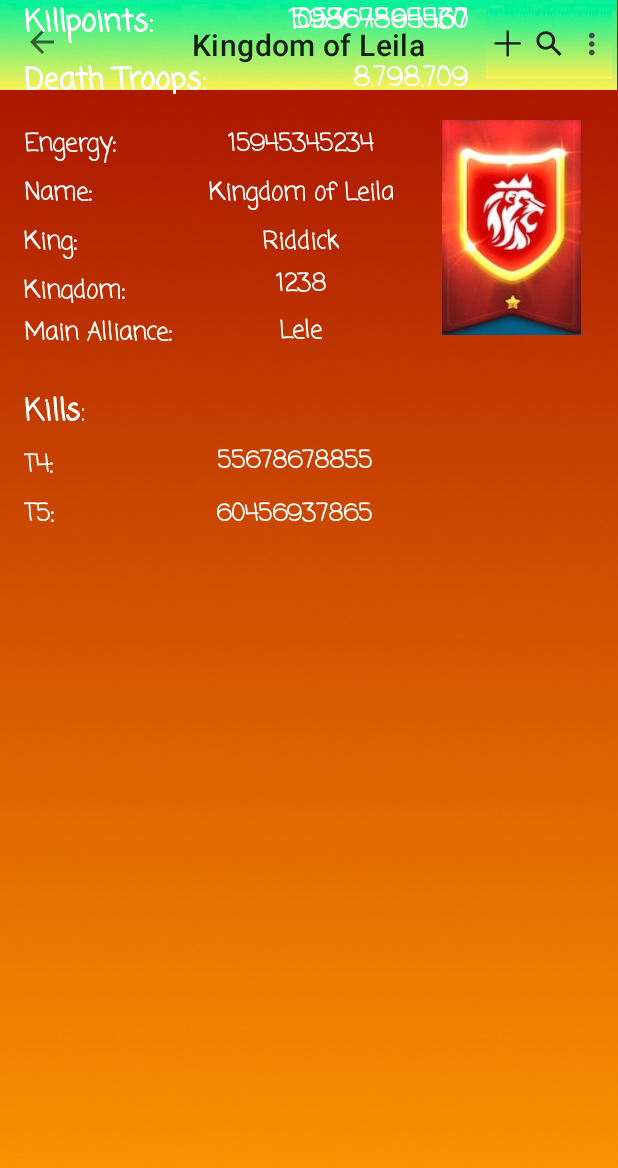
After one commit to NicoleRoehm/DataofRoK2, an Android app: the layout fragment_profil_kingdom.xml on its own in the app's theme, with its tools: preview values and no code run, on a phone screen of 412 x 824 dp. The commit adds this screen. Shown: the top 1168 px of the screen. Run offline under Robolectric (Android 15) with nearby library versions, the phone set to English and light mode, and no system bars.

Commit message:
DataofRok

```diff
--- a/app/src/main/java/com/example/dataofRoK/data/model/Kingdoms.kt
+++ b/app/src/main/java/com/example/dataofRoK/data/model/Kingdoms.kt
@@ -1,3 +1,5 @@
 package com.example.dataofRoK.data.model
 
-data class Kingdoms (val name : String, val number : Int)
+data class Kingdoms (val name : String, val number : Int, val kills: Long, val killpoints: Long,
+                     val tFourkills: Long, val tFivekills: Long, val energyKd: Long,
+                     val deathKd: Long, val kingname: String, val mainAlliance: String)
--- /dev/null
+++ b/app/src/main/java/com/example/dataofRoK/ui/ProfilKingdomFragment.kt
@@ -0,0 +1,6 @@
+package com.example.dataofRoK.ui
+
+import androidx.fragment.app.Fragment
+
+class ProfilKingdomFragment : Fragment() {
+}
--- /dev/null
+++ b/app/src/main/res/layout/fragment_profil_kingdom.xml
@@ -0,0 +1,393 @@
+<?xml version="1.0" encoding="utf-8"?>
+<androidx.constraintlayout.widget.ConstraintLayout xmlns:android="http://schemas.android.com/apk/res/android"
+    xmlns:app="http://schemas.android.com/apk/res-auto"
+    xmlns:tools="http://schemas.android.com/tools"
+    android:layout_width="match_parent"
+    android:layout_height="match_parent"
+    android:background="@drawable/backround">
+
+    <TextView
+        android:id="@+id/profil_fragment_kingdom_energy"
+        android:layout_width="wrap_content"
+        android:layout_height="wrap_content"
+        android:fontFamily="casual"
+        android:textColor="#FFFFFF"
+        android:textSize="16sp"
+        android:textStyle="bold"
+        app:layout_constraintBottom_toBottomOf="@+id/profil_fragment_kingdom_energy_text"
+        app:layout_constraintEnd_toEndOf="@+id/profil_fragment_kingdom_name"
+        app:layout_constraintStart_toStartOf="@+id/profil_fragment_kingdom_name"
+        app:layout_constraintTop_toTopOf="@+id/profil_fragment_kingdom_energy_text"
+        tools:text="Riddick" />
+
+    <TextView
+        android:id="@+id/profil_fragment_kingdom_energy_text"
+        android:layout_width="wrap_content"
+        android:layout_height="wrap_content"
+        android:layout_marginTop="8dp"
+        android:fontFamily="casual"
+        android:text="King:"
+        android:textColor="#FFFFFF"
+        android:textSize="16sp"
+        android:textStyle="bold"
+        app:layout_constraintEnd_toEndOf="@+id/profil_fragment_kingdom_text_name"
+        app:layout_constraintHorizontal_bias="0.0"
+        app:layout_constraintStart_toStartOf="@+id/profil_fragment_kingdom_text_name"
+        app:layout_constraintTop_toBottomOf="@+id/profil_fragment_kingdom_text_name" />
+
+    <TextView
+        android:id="@+id/profil_fragment_kingdom_text_name"
+        android:layout_width="0dp"
+        android:layout_height="wrap_content"
+        android:layout_marginTop="8dp"
+        android:fontFamily="casual"
+        android:text="Name:"
+        android:textColor="#FFFFFF"
+        android:textSize="16sp"
+        android:textStyle="bold"
+        app:layout_constraintEnd_toEndOf="@+id/profil_fragment_kingdom_text"
+        app:layout_constraintHorizontal_bias="0.333"
+        app:layout_constraintStart_toStartOf="@+id/profil_fragment_kingdom_text"
+        app:layout_constraintTop_toBottomOf="@+id/profil_fragment_kingdom_text" />
+
+    <TextView
+        android:id="@+id/profil_fragment_kingdom_text_killstogether"
+        android:layout_width="wrap_content"
+        android:layout_height="wrap_content"
+        android:fontFamily="casual"
+        android:text="Kills together:"
+        android:textAlignment="viewStart"
+        android:textColor="#FFFFFF"
+        android:textSize="20sp"
+        android:textStyle="bold"
+        app:layout_constraintEnd_toEndOf="@+id/profil_fragment_kingdom_text_t5kills"
+        app:layout_constraintHorizontal_bias="0.0"
+        app:layout_constraintStart_toStartOf="@+id/profil_fragment_kingdom_text_t5kills"
+        tools:layout_editor_absoluteY="372dp" />
+
+    <TextView
+        android:id="@+id/profil_fragment_kingdom_text"
+        android:layout_width="wrap_content"
+        android:layout_height="wrap_content"
+        android:layout_marginStart="16dp"
+        android:layout_marginTop="24dp"
+        android:fontFamily="casual"
+        android:text="Engergy:"
+        android:textColor="#FFFFFF"
+        android:textSize="16sp"
+        android:textStyle="bold"
+        app:layout_constraintStart_toStartOf="parent"
+        app:layout_constraintTop_toBottomOf="@+id/profil_fragment_kingdom_materialtoolbar" />
+
+    <TextView
+        android:id="@+id/profil_fragment_kingdom_totallyenergy"
+        android:layout_width="0dp"
+        android:layout_height="wrap_content"
+        android:fontFamily="casual"
+        android:textAlignment="center"
+        android:textColor="#FFFFFF"
+        android:textSize="16sp"
+        android:textStyle="bold"
+        app:layout_constraintBottom_toBottomOf="@+id/profil_fragment_kingdom_text"
+        app:layout_constraintEnd_toEndOf="@+id/profil_fragment_kingdom_name"
+        app:layout_constraintStart_toStartOf="@+id/profil_fragment_kingdom_name"
+        app:layout_constraintTop_toTopOf="@+id/profil_fragment_kingdom_text"
+        tools:text="15945345234" />
+
+    <TextView
+        android:id="@+id/profil_fragment_kingdom_T4kills"
+        android:layout_width="wrap_content"
+        android:layout_height="wrap_content"
+        android:layout_marginStart="24dp"
+        android:layout_marginEnd="100dp"
+        android:layout_marginBottom="6dp"
+        android:fontFamily="casual"
+        android:textAlignment="viewEnd"
+        android:textColor="#FFFFFF"
+        android:textSize="16sp"
+        android:textStyle="bold"
+        app:layout_constraintBottom_toBottomOf="@+id/profil_fragment_kingdom_text_t4kills"
+        app:layout_constraintEnd_toEndOf="parent"
+        app:layout_constraintStart_toEndOf="@+id/profil_fragment_kingdom_text_t4kills"
+        app:layout_constraintTop_toTopOf="@+id/profil_fragment_kingdom_text_t4kills"
+        tools:text="55678678855" />
+
+    <com.google.android.material.appbar.MaterialToolbar
+        android:id="@+id/profil_fragment_kingdom_materialtoolbar"
+        android:layout_width="411dp"
+        android:layout_height="60dp"
+        android:background="@drawable/backroundtoolbar"
+        android:minHeight="?attr/actionBarSize"
+        app:layout_constraintEnd_toEndOf="parent"
+        app:layout_constraintHorizontal_bias="0.0"
+        app:layout_constraintStart_toStartOf="parent"
+        app:layout_constraintTop_toTopOf="parent"
+        app:navigationIcon="?attr/homeAsUpIndicator"
+        app:title="Kingdom of Leila"
+        app:titleCentered="true" />
+
+    <TextView
+        android:id="@+id/profil_fragment_kingdom_killstogether"
+        android:layout_width="0dp"
+        android:layout_height="0dp"
+        android:layout_marginStart="50dp"
+        android:layout_marginEnd="100dp"
+        android:fontFamily="casual"
+        android:textAlignment="viewEnd"
+        android:textColor="#FFFFFF"
+        android:textSize="18sp"
+        android:textStyle="bold"
+        app:layout_constraintBottom_toBottomOf="@+id/profil_fragment_kingdom_text_killstogether"
+        app:layout_constraintEnd_toEndOf="parent"
+        app:layout_constraintHorizontal_bias="1.0"
+        app:layout_constraintStart_toEndOf="@+id/profil_fragment_kingdom_text_killstogether"
+        app:layout_constraintTop_toTopOf="@+id/profil_fragment_kingdom_text_killstogether"
+        app:layout_constraintVertical_bias="0.0"
+        tools:text="105367864530" />
+
+    <TextView
+        android:id="@+id/profil_fragment_kingdom_text_t5kills"
+        android:layout_width="0dp"
+        android:layout_height="wrap_content"
+        android:layout_marginTop="8dp"
+        android:fontFamily="casual"
+        android:text="T5:"
+        android:textColor="#FFFFFF"
+        android:textSize="16sp"
+        android:textStyle="bold"
+        app:layout_constraintEnd_toEndOf="@+id/profil_fragment_kingdom_text_t4kills"
+        app:layout_constraintStart_toStartOf="@+id/profil_fragment_kingdom_text_t4kills"
+        app:layout_constraintTop_toBottomOf="@+id/profil_fragment_kingdom_text_t4kills" />
+
+    <TextView
+        android:id="@+id/profil_fragment_kingdom_text_alliance"
+        android:layout_width="0dp"
+        android:layout_height="21dp"
+        android:layout_marginTop="8dp"
+        android:layout_marginEnd="8dp"
+        android:fontFamily="casual"
+        android:text="Main Alliance:"
+        android:textColor="#FFFFFF"
+        android:textSize="16sp"
+        android:textStyle="bold"
+        app:layout_constraintBottom_toBottomOf="@+id/profil_fragment_kingdom_image"
+        app:layout_constraintEnd_toStartOf="@+id/profil_fragment_kingdom_alliance"
+        app:layout_constraintHorizontal_bias="0.0"
+        app:layout_constraintStart_toStartOf="@+id/Profil_fragment_kingdom_text_kingdom"
+        app:layout_constraintTop_toBottomOf="@+id/Profil_fragment_kingdom_text_kingdom"
+        app:layout_constraintVertical_bias="0.0" />
+
+    <TextView
+        android:id="@+id/profil_fragment_kingdom_text_t4kills"
+        android:layout_width="0dp"
+        android:layout_height="wrap_content"
+        android:layout_marginTop="8dp"
+        android:fontFamily="casual"
+        android:text="T4:"
+        android:textColor="#FFFFFF"
+        android:textSize="16sp"
+        android:textStyle="bold"
+        app:layout_constraintEnd_toEndOf="@+id/profil_fragment_kingdom_text_kills"
+        app:layout_constraintHorizontal_bias="0.0"
+        app:layout_constraintStart_toStartOf="@+id/profil_fragment_kingdom_text_kills"
+        app:layout_constraintTop_toBottomOf="@+id/profil_fragment_kingdom_text_kills" />
+
+    <TextView
+        android:id="@+id/profil_fragment_kingdom_alliance"
+        android:layout_width="wrap_content"
+        android:layout_height="wrap_content"
+        android:fontFamily="casual"
+        android:textColor="#FFFFFF"
+        android:textSize="16sp"
+        android:textStyle="bold"
+        app:layout_constraintBottom_toBottomOf="@+id/profil_fragment_kingdom_text_alliance"
+        app:layout_constraintEnd_toEndOf="@+id/profil_fragment_kingdom_kingdom"
+        app:layout_constraintStart_toStartOf="@+id/profil_fragment_kingdom_kingdom"
+        app:layout_constraintTop_toTopOf="@+id/profil_fragment_kingdom_text_alliance"
+        tools:text="Lele" />
+
+    <ImageButton
+        android:id="@+id/profil_fragment_kingdom_trailling_button"
+        android:layout_width="28dp"
+        android:layout_height="47dp"
+        android:layout_marginTop="8dp"
+        android:layout_marginEnd="4dp"
+        android:layout_marginBottom="8dp"
+        android:background="@drawable/backroundtoolbar"
+        app:layout_constraintBottom_toBottomOf="@+id/profil_fragment_kingdom_materialtoolbar"
+        app:layout_constraintEnd_toEndOf="parent"
+        app:layout_constraintTop_toTopOf="parent"
+        app:layout_constraintVertical_bias="0.8"
+        app:srcCompat="@drawable/trailing_icon"
+        tools:ignore="SpeakableTextPresentCheck,TouchTargetSizeCheck" />
+
+    <TextView
+        android:id="@+id/profil_fragment_kingdom_kingdom"
+        android:layout_width="wrap_content"
+        android:layout_height="wrap_content"
+        android:fontFamily="casual"
+        android:textColor="#FFFFFF"
+        android:textSize="16sp"
+        android:textStyle="bold"
+        app:layout_constraintBottom_toBottomOf="@+id/Profil_fragment_kingdom_text_kingdom"
+        app:layout_constraintEnd_toEndOf="@+id/profil_fragment_kingdom_energy"
+        app:layout_constraintStart_toStartOf="@+id/profil_fragment_kingdom_energy"
+        app:layout_constraintTop_toTopOf="@+id/Profil_fragment_kingdom_text_kingdom"
+        app:layout_constraintVertical_bias="1.0"
+        tools:text="1238" />
+
+    <TextView
+        android:id="@+id/profil_fragment_kingdom_text_kills"
+        android:layout_width="wrap_content"
+        android:layout_height="wrap_content"
+        android:layout_marginTop="28dp"
+        android:fontFamily="casual"
+        android:text="Kills:"
+        android:textColor="#FFFFFF"
+        android:textSize="20sp"
+        android:textStyle="bold"
+        app:layout_constraintEnd_toStartOf="@+id/profil_fragment_kingdom_text"
+        app:layout_constraintHorizontal_bias="0.0"
+        app:layout_constraintStart_toStartOf="@+id/profil_fragment_kingdom_text_alliance"
+        app:layout_constraintTop_toBottomOf="@+id/profil_fragment_kingdom_text_alliance" />
+
+    <TextView
+        android:id="@+id/profil_fragment_kingdom_text_deathtroops"
+        android:layout_width="0dp"
+        android:layout_height="24dp"
+        android:layout_marginTop="8dp"
+        android:fontFamily="casual"
+        android:text="Death Troops:"
+        android:textAlignment="viewStart"
+        android:textColor="#FFFFFF"
+        android:textSize="20sp"
+        android:textStyle="bold"
+        app:layout_constraintEnd_toEndOf="@+id/profil_fragment_kingdom_text_killstogether"
+        app:layout_constraintHorizontal_bias="0.0"
+        app:layout_constraintStart_toStartOf="@+id/profil_fragment_kingdom_text_killstogether"
+        app:layout_constraintTop_toBottomOf="@+id/profil_fragment_kingdom_text_killstogether" />
+
+    <TextView
+        android:id="@+id/profil_fragment_kingdom_name"
+        android:layout_width="wrap_content"
+        android:layout_height="wrap_content"
+        android:layout_marginEnd="24dp"
+        android:fontFamily="casual"
+        android:textAlignment="textEnd"
+        android:textColor="#FFFFFF"
+        android:textSize="16sp"
+        android:textStyle="bold"
+        app:layout_constraintBottom_toBottomOf="@+id/profil_fragment_kingdom_text_name"
+        app:layout_constraintEnd_toStartOf="@+id/profil_fragment_kingdom_image"
+        app:layout_constraintTop_toTopOf="@+id/profil_fragment_kingdom_text_name"
+        tools:text="Kingdom of Leila" />
+
+    <TextView
+        android:id="@+id/Profil_fragment_kingdom_text_kingdom"
+        android:layout_width="69dp"
+        android:layout_height="20dp"
+        android:layout_marginTop="8dp"
+        android:fontFamily="casual"
+        android:text="Kingdom:"
+        android:textColor="#FFFFFF"
+        android:textSize="16sp"
+        android:textStyle="bold"
+        app:layout_constraintEnd_toEndOf="@+id/profil_fragment_kingdom_energy_text"
+        app:layout_constraintHorizontal_bias="0.0"
+        app:layout_constraintStart_toStartOf="@+id/profil_fragment_kingdom_energy_text"
+        app:layout_constraintTop_toBottomOf="@+id/profil_fragment_kingdom_energy_text" />
+
+    <ImageView
+        android:id="@+id/profil_fragment_kingdom_image"
+        android:layout_width="110dp"
+        android:layout_height="143dp"
+        android:layout_marginTop="20dp"
+        android:layout_marginEnd="16dp"
+        app:layout_constraintEnd_toEndOf="parent"
+        app:layout_constraintTop_toBottomOf="@+id/profil_fragment_kingdom_materialtoolbar"
+        app:srcCompat="@drawable/bild_20_04_23_um_14_47" />
+
+    <TextView
+        android:id="@+id/profil_fragment_kingdom_deathtroops"
+        android:layout_width="0dp"
+        android:layout_height="0dp"
+        android:fontFamily="casual"
+        android:textAlignment="viewEnd"
+        android:textColor="#FFFFFF"
+        android:textSize="18sp"
+        android:textStyle="bold"
+        app:layout_constraintBottom_toBottomOf="@+id/profil_fragment_kingdom_text_deathtroops"
+        app:layout_constraintEnd_toEndOf="@+id/profil_fragment_kingdom_killstogether"
+        app:layout_constraintHorizontal_bias="1.0"
+        app:layout_constraintStart_toStartOf="@+id/profil_fragment_kingdom_killstogether"
+        app:layout_constraintTop_toTopOf="@+id/profil_fragment_kingdom_text_deathtroops"
+        app:layout_constraintVertical_bias="0.0"
+        tools:text="8.798.709" />
+
+    <TextView
+        android:id="@+id/profil_fragment_kingdom_t5kills"
+        android:layout_width="wrap_content"
+        android:layout_height="wrap_content"
+        android:fontFamily="casual"
+        android:textAlignment="viewEnd"
+        android:textColor="#FFFFFF"
+        android:textSize="16sp"
+        android:textStyle="bold"
+        app:layout_constraintBottom_toBottomOf="@+id/profil_fragment_kingdom_text_t5kills"
+        app:layout_constraintEnd_toEndOf="@+id/profil_fragment_kingdom_T4kills"
+        app:layout_constraintHorizontal_bias="1.0"
+        app:layout_constraintStart_toStartOf="@+id/profil_fragment_kingdom_T4kills"
+        app:layout_constraintTop_toTopOf="@+id/profil_fragment_kingdom_text_t5kills"
+        app:layout_constraintVertical_bias="0.0"
+        tools:text="60456937865" />
+
+    <ImageButton
+        android:id="@+id/profil_fragment_kingdom_search_button"
+        android:layout_width="28dp"
+        android:layout_height="0dp"
+        android:background="@drawable/backroundtoolbar"
+        app:layout_constraintBottom_toBottomOf="@+id/profil_fragment_kingdom_trailling_button"
+        app:layout_constraintEnd_toStartOf="@+id/profil_fragment_kingdom_trailling_button"
+        app:layout_constraintTop_toTopOf="@+id/profil_fragment_kingdom_trailling_button"
+        app:srcCompat="@drawable/search_icon"
+        tools:ignore="SpeakableTextPresentCheck,TouchTargetSizeCheck" />
+
+    <ImageButton
+        android:id="@+id/profil_fragment_kingdom_bag_button"
+        android:layout_width="28dp"
+        android:layout_height="0dp"
+        android:background="@drawable/backroundtoolbar"
+        app:layout_constraintBottom_toBottomOf="@+id/profil_fragment_kingdom_search_button"
+        app:layout_constraintEnd_toStartOf="@+id/profil_fragment_kingdom_search_button"
+        app:layout_constraintTop_toTopOf="@+id/profil_fragment_kingdom_search_button"
+        app:srcCompat="@drawable/union"
+        tools:ignore="SpeakableTextPresentCheck,TouchTargetSizeCheck" />
+
+    <TextView
+        android:id="@+id/textView3"
+        android:layout_width="0dp"
+        android:layout_height="wrap_content"
+        android:fontFamily="casual"
+        android:text="Killpoints:"
+        android:textColor="#FFFFFF"
+        android:textSize="20sp"
+        android:textStyle="bold"
+        app:layout_constraintEnd_toEndOf="@+id/profil_fragment_kingdom_text_deathtroops"
+        app:layout_constraintStart_toStartOf="@+id/profil_fragment_kingdom_text_deathtroops"
+        tools:layout_editor_absoluteY="448dp" />
+
+    <TextView
+        android:id="@+id/textView4"
+        android:layout_width="0dp"
+        android:layout_height="wrap_content"
+        android:fontFamily="casual"
+        android:textAlignment="textEnd"
+        android:textColor="#FFFFFF"
+        android:textSize="18sp"
+        android:textStyle="bold"
+        app:layout_constraintEnd_toEndOf="@+id/profil_fragment_kingdom_deathtroops"
+        app:layout_constraintStart_toStartOf="@+id/profil_fragment_kingdom_deathtroops"
+        tools:layout_editor_absoluteY="448dp"
+        tools:text="59864595467" />
+
+</androidx.constraintlayout.widget.ConstraintLayout>
```
Also changed, not shown: app/src/main/res/layout/fragment_profil.xml (+86 -86 lines), app/src/main/res/navigation/nav_graph.xml (+18 -0 lines), app/src/main/res/drawable/bild_20_04_23_um_14_47.jpeg (added).
